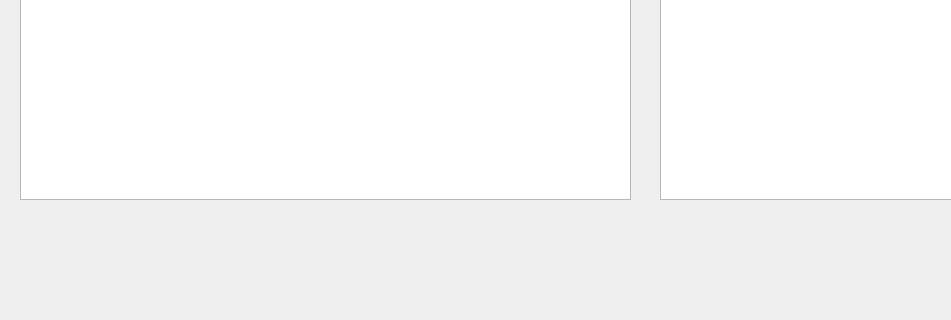
Old version of the form MusicSyncTool.ui in the repository FunnyAWM/MusicSyncTool; both pictures show x 0 to 951 and y 521 to 841 of the 1290 by 841 pixel window.
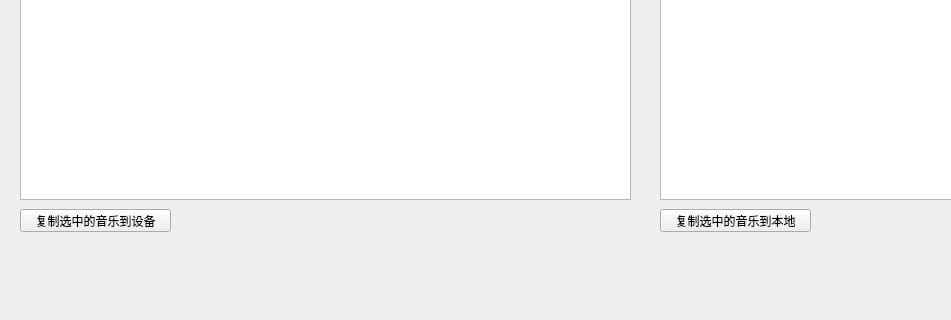
New version of the form.

Commit message: Added copy function.

The edit to the form file:
```diff
--- a/MusicSyncTool.ui
+++ b/MusicSyncTool.ui
@@ -120,6 +120,32 @@
      <string>设备文件夹：</string>
     </property>
    </widget>
+   <widget class="QPushButton" name="copyToRemote">
+    <property name="geometry">
+     <rect>
+      <x>20</x>
+      <y>690</y>
+      <width>151</width>
+      <height>23</height>
+     </rect>
+    </property>
+    <property name="text">
+     <string>复制选中的音乐到设备</string>
+    </property>
+   </widget>
+   <widget class="QPushButton" name="copyToLocal">
+    <property name="geometry">
+     <rect>
+      <x>660</x>
+      <y>690</y>
+      <width>151</width>
+      <height>23</height>
+     </rect>
+    </property>
+    <property name="text">
+     <string>复制选中的音乐到本地</string>
+    </property>
+   </widget>
   </widget>
   <widget class="QMenuBar" name="menuBar">
    <property name="geometry">
```
The commit also changes 8 other files.
